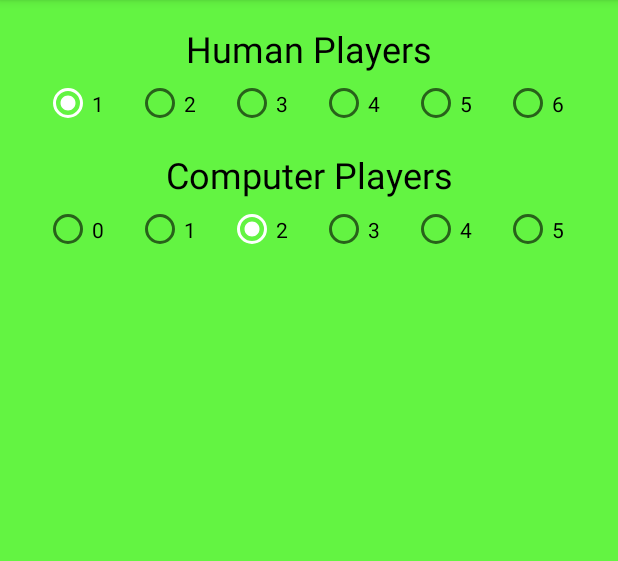
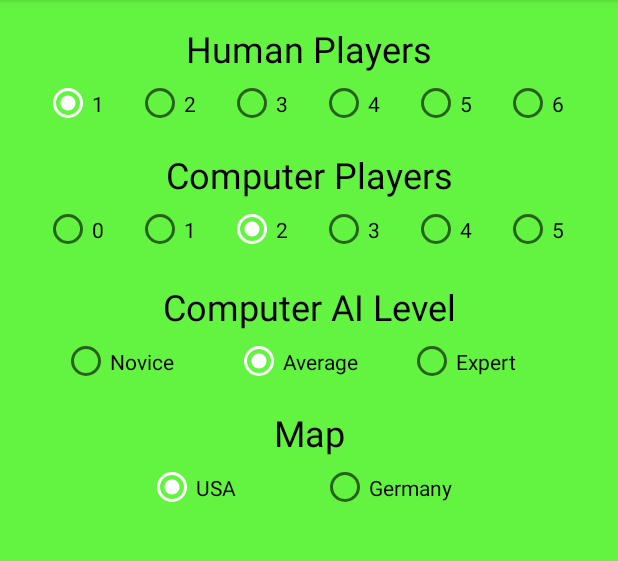
Before and after one commit to dpshaw6/PowerGrid, an Android app: the CreateNewGame screen opened directly, with no data from a screen before it, on a phone screen of 412 x 824 dp, the part 84-645 px from its top. Run offline under Robolectric (Android 15) with nearby library versions, the phone set to English and light mode, and no system bars.

Commit message:
AI Level and Map Selection added to 'New Game' screen.

```diff
--- a/app/src/main/res/layout/activity_createnewgame.xml
+++ b/app/src/main/res/layout/activity_createnewgame.xml
@@ -78,6 +78,19 @@
     </RadioGroup>
 
     <TextView
+        android:id="@+id/textComputerAI"
+        android:layout_width="wrap_content"
+        android:layout_height="wrap_content"
+        android:layout_marginTop="188dp"
+        android:text="@string/computer_ai_text"
+        android:textColor="@color/colorPGBlack"
+        android:textSize="24sp"
+        app:layout_constraintEnd_toEndOf="parent"
+        app:layout_constraintHorizontal_bias="0.5"
+        app:layout_constraintStart_toStartOf="parent"
+        app:layout_constraintTop_toTopOf="parent" />
+
+    <TextView
         android:id="@+id/textComputerPlayers"
         android:layout_width="wrap_content"
         android:layout_height="wrap_content"
@@ -88,7 +101,7 @@
         app:layout_constraintEnd_toEndOf="parent"
         app:layout_constraintHorizontal_bias="0.5"
         app:layout_constraintStart_toStartOf="parent"
-        app:layout_constraintTop_toTopOf="parent"/>
+        app:layout_constraintTop_toTopOf="parent" />
 
     <RadioGroup xmlns:android="http://schemas.android.com/apk/res/android"
         android:id="@+id/computerPlayerCountRadioGroup"
@@ -146,4 +159,79 @@
 
     </RadioGroup>
 
+    <RadioGroup xmlns:android="http://schemas.android.com/apk/res/android"
+        android:id="@+id/aiRadioGroup"
+        android:layout_width="330dp"
+        android:layout_height="44dp"
+        android:layout_marginEnd="8dp"
+        android:layout_marginStart="8dp"
+        android:layout_marginTop="220dp"
+        android:checkedButton="@+id/radioButtonAverageAI"
+        android:orientation="horizontal"
+        app:layout_constraintEnd_toEndOf="parent"
+        app:layout_constraintStart_toStartOf="parent"
+        app:layout_constraintTop_toTopOf="parent">
+
+        <RadioButton
+            android:id="@+id/radioButtonNoviceAI"
+            android:layout_width="100dp"
+            android:layout_height="42dp"
+            android:text="@string/novice_ai_text" />
+
+        <RadioButton
+            android:id="@+id/radioButtonAverageAI"
+            android:layout_width="100dp"
+            android:layout_height="42dp"
+            android:layout_marginStart="15dp"
+            android:text="@string/average_ai_text" />
+
+        <RadioButton
+            android:id="@+id/radioButtonExpertAI"
+            android:layout_width="100dp"
+            android:layout_height="42dp"
+            android:layout_marginStart="15dp"
+            android:text="@string/expert_ai_text" />
+
+    </RadioGroup>
+
+    <TextView
+        android:id="@+id/textViewMapName"
+        android:layout_width="wrap_content"
+        android:layout_height="wrap_content"
+        android:layout_marginTop="272dp"
+        android:text="@string/map_name_text"
+        android:textColor="@color/colorPGBlack"
+        android:textSize="24sp"
+        app:layout_constraintEnd_toEndOf="parent"
+        app:layout_constraintHorizontal_bias="0.5"
+        app:layout_constraintStart_toStartOf="parent"
+        app:layout_constraintTop_toTopOf="parent" />
+
+    <RadioGroup xmlns:android="http://schemas.android.com/apk/res/android"
+        android:id="@+id/mapRadioGroup"
+        android:layout_width="215dp"
+        android:layout_height="44dp"
+        android:layout_marginEnd="8dp"
+        android:layout_marginStart="8dp"
+        android:layout_marginTop="304dp"
+        android:checkedButton="@+id/radioButtonUSAMap"
+        android:orientation="horizontal"
+        app:layout_constraintEnd_toEndOf="parent"
+        app:layout_constraintStart_toStartOf="parent"
+        app:layout_constraintTop_toTopOf="parent">
+
+        <RadioButton
+            android:id="@+id/radioButtonUSAMap"
+            android:layout_width="100dp"
+            android:layout_height="42dp"
+            android:text="@string/map_us" />
+
+        <RadioButton
+            android:id="@+id/radioButtonGermanyMap"
+            android:layout_width="100dp"
+            android:layout_height="42dp"
+            android:layout_marginStart="15dp"
+            android:text="@string/map_germany" />
+
+    </RadioGroup>
 </android.support.constraint.ConstraintLayout>
--- a/app/src/main/res/values/strings.xml
+++ b/app/src/main/res/values/strings.xml
@@ -6,6 +6,14 @@
     <string name="settings_text">Settings</string>
     <string name="human_players_text">Human Players</string>
     <string name="computer_players_text">Computer Players</string>
+    <string name="computer_ai_text">Computer AI Level</string>
+    <string name="novice_ai_text">Novice</string>
+    <string name="average_ai_text">Average</string>
+    <string name="expert_ai_text">Expert</string>
+    <string name="map_name_text">Map</string>
+
+    <string name="map_us">USA</string>
+    <string name="map_germany">Germany</string>
 
     <string name="zero_text">0</string>
     <string name="one_text">1</string>
```
